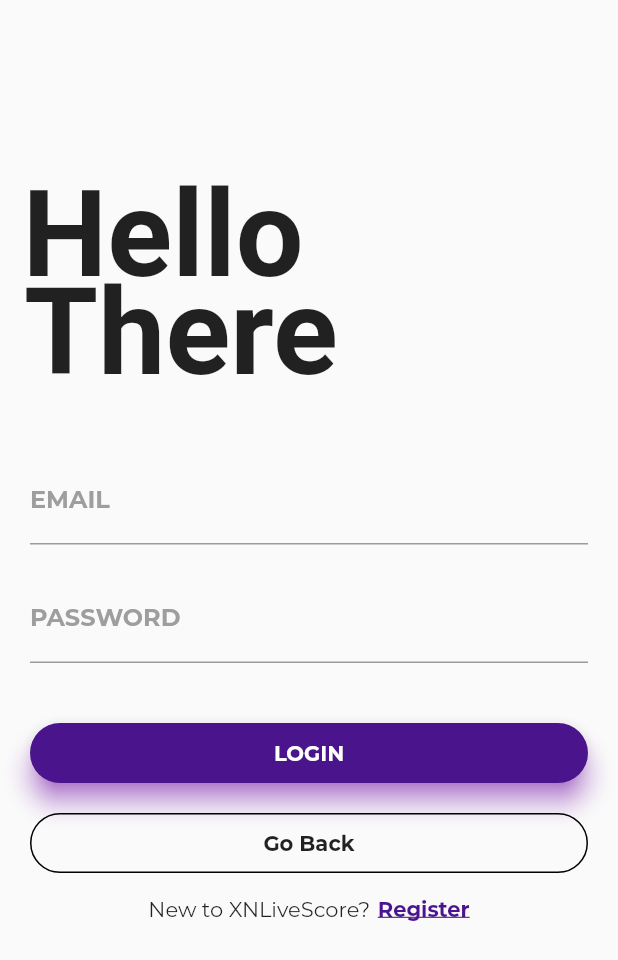
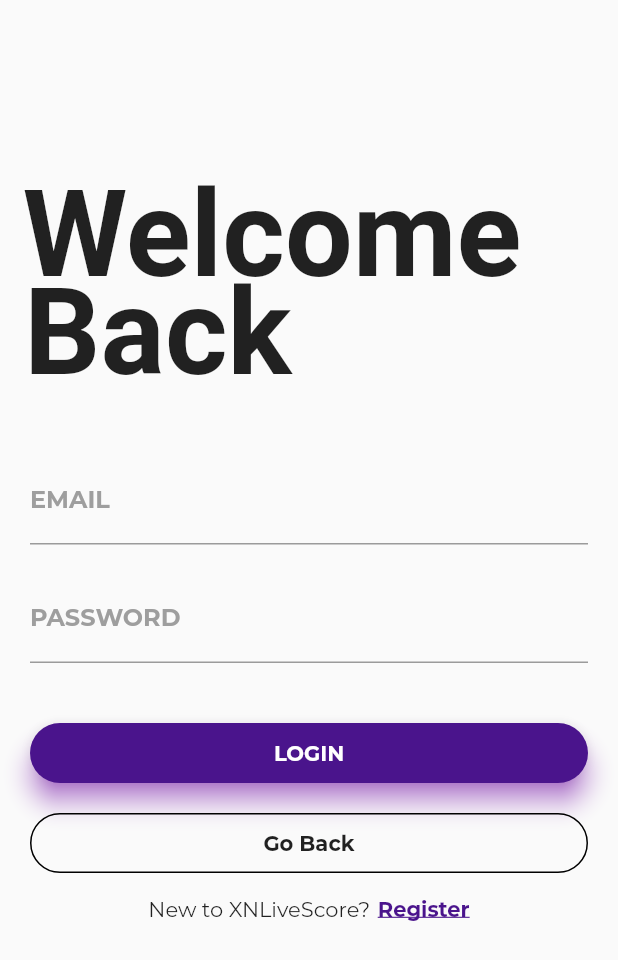
Before and after one commit to narangkevin/xn-livescore, a Flutter app: the screen it shows after launch, after a tap on "Login", on a phone screen of 412 x 824 dp. Shown: the top 960 px of the screen. Run offline on Flutter 3.47's test engine with Material 2 defaults, Android fonts, the phone set to English and light mode, and no system bars; our stand-ins replace firebase_auth, firebase_database, firebase_remote_config, flutter_spinkit, logger, shared_preferences; missing offline and left inert: flutter_line_sdk; accounts and stored records are empty; project files that could hold a hidden picture were left out.

Commit message:
misc changes

```diff
--- a/lib/screens/authenticate/pushRegister.dart
+++ b/lib/screens/authenticate/pushRegister.dart
@@ -57,11 +57,11 @@ class PushRegister extends StatelessWidget {
                 color: Colors.purple[900],
                 child: InkWell(
                   onTap: () {
-                    Navigator.pushReplacement(
-                        context,
-                        new MaterialPageRoute(
-                            builder: (BuildContext context) =>
-                            new Register()));
+//                    Navigator.pushReplacement(
+//                        context,
+//                        new MaterialPageRoute(
+//                            builder: (BuildContext context) =>
+//                            new Register()));
                   },
                   child: Row(
                     children: <Widget>[
@@ -89,14 +89,14 @@ class PushRegister extends StatelessWidget {
                 mainAxisAlignment: MainAxisAlignment.end,
                 children: <Widget>[
                   Container(
-                    padding: EdgeInsets.all(10),
+                    padding: EdgeInsets.all(5),
                     child: Row(
                       mainAxisAlignment: MainAxisAlignment.center,
                       children: <Widget>[
                         Text(
                           'Get Started',
                           style: TextStyle(
-                            fontSize: 20.0,
+                            fontSize: 15.0,
                             fontFamily: 'Montserrat',
                             fontWeight: FontWeight.bold,
                             color: Colors.amber[600],
@@ -107,7 +107,7 @@ class PushRegister extends StatelessWidget {
                   ),
                   Divider(
                     color: Colors.amber[600],
-                    height: 15,
+                    height: 5,
                     thickness: 1,
                     indent: 20,
                     endIndent: 20,
--- a/lib/screens/authenticate/register.dart
+++ b/lib/screens/authenticate/register.dart
@@ -251,7 +251,7 @@ class _RegisterState extends State<Register> {
                                     context,
                                     new MaterialPageRoute(
                                         builder: (BuildContext context) =>
-                                        new SignIn()));
+                                            new SignIn()));
                               },
                               child: Text(
                                 'Login',
--- a/lib/screens/authenticate/sign_in.dart
+++ b/lib/screens/authenticate/sign_in.dart
@@ -49,13 +49,13 @@ class _SignInState extends State<SignIn> {
                     children: <Widget>[
                       Container(
                         padding: EdgeInsets.fromLTRB(15.0, 110.0, 0.0, 0.0),
-                        child: Text('Hello',
+                        child: Text('Welcome',
                             style: TextStyle(
                                 fontSize: 80.0, fontWeight: FontWeight.bold)),
                       ),
                       Container(
                         padding: EdgeInsets.fromLTRB(16.0, 175.0, 0.0, 0.0),
-                        child: Text('There',
+                        child: Text('Back',
                             style: TextStyle(
                                 fontSize: 80.0, fontWeight: FontWeight.bold)),
                       ),
--- a/lib/screens/home/home.dart
+++ b/lib/screens/home/home.dart
@@ -2,10 +2,8 @@ import 'package:flutter/material.dart';
 import 'package:flutter/rendering.dart';
 import 'package:logger/logger.dart';
 import 'package:xnlivescore/screens/authenticate/pushRegister.dart';
-import 'package:xnlivescore/screens/authenticate/sign_in.dart';
 import 'package:xnlivescore/screens/home/contactUs.dart';
 import 'package:xnlivescore/screens/home/profile.dart';
-import 'package:xnlivescore/screens/wrapper.dart';
 import 'package:xnlivescore/services/auth.dart';
 import 'package:xnlivescore/services/firebase_config.dart';
 import 'package:url_launcher/url_launcher.dart';
```
